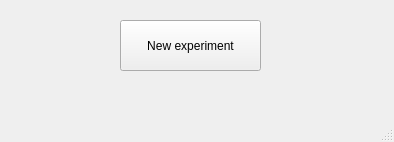
Above: src/gui/main.ui from gfogwill/FrESH before the change. Below: the same form after it.
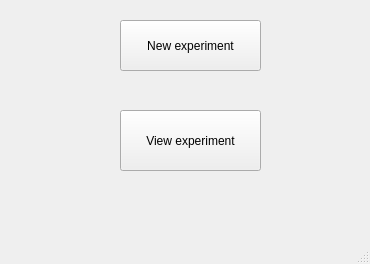
That is the form after the change.

Commit message: refactor: add option to view an experiment

```diff
--- a/src/gui/main.ui
+++ b/src/gui/main.ui
@@ -6,8 +6,8 @@
    <rect>
     <x>0</x>
     <y>0</y>
-    <width>394</width>
-    <height>142</height>
+    <width>370</width>
+    <height>264</height>
    </rect>
   </property>
   <property name="windowTitle">
@@ -27,6 +27,19 @@
      <string>New experiment</string>
     </property>
    </widget>
+   <widget class="QPushButton" name="viewExperimentButton">
+    <property name="geometry">
+     <rect>
+      <x>120</x>
+      <y>110</y>
+      <width>141</width>
+      <height>61</height>
+     </rect>
+    </property>
+    <property name="text">
+     <string>View experiment</string>
+    </property>
+   </widget>
   </widget>
   <widget class="QMenuBar" name="menubar">
    <property name="geometry">
```
Left out of the diff: 2 changed lines with no effect on the pictures. The commit also changes 4 other files.
